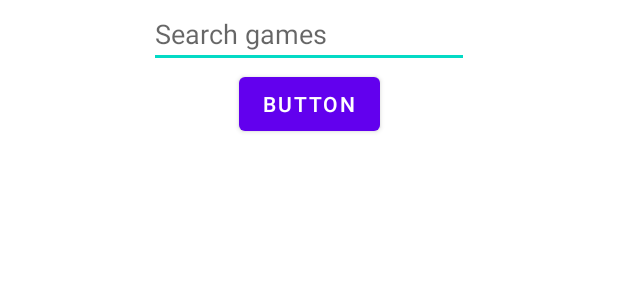
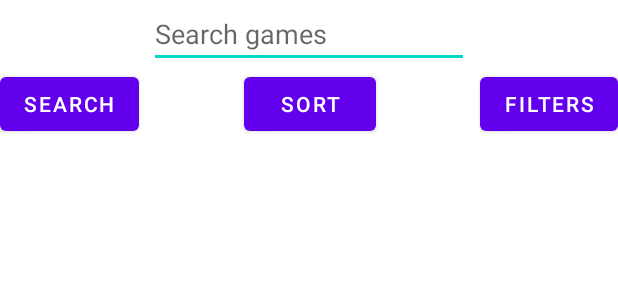
Before and after one commit to AndreaLandriscina/GameStorm-2.0, an Android app: the layout fragment_search.xml on its own in the app's theme, with its tools: preview values and no code run, on a phone screen of 412 x 824 dp. Shown: the top 300 px of the screen. Run offline under Robolectric (Android 15) with nearby library versions, the phone set to English and light mode, and no system bars.

Commit message:
Query funzionano correttamente con il nuovo approccio. Aggiunto un sorting "lite". Aggiunta textview dove mostrare all'utente il numero dei risultati della ricerca (da adattare ai filtri). Corretti i bug grafici: recyclerview che intersecava bottomnavigationbar.

```diff
--- a/app/src/main/res/layout/fragment_search.xml
+++ b/app/src/main/res/layout/fragment_search.xml
@@ -8,7 +8,7 @@
 
 
     <EditText
-        android:id="@+id/game_name"
+        android:id="@+id/game_name_ET"
         android:layout_width="wrap_content"
         android:layout_height="wrap_content"
         android:ems="10"
@@ -19,26 +19,49 @@
         app:layout_constraintTop_toTopOf="parent" />
 
     <Button
-        android:id="@+id/search"
+        android:id="@+id/search_B"
         android:layout_width="wrap_content"
         android:layout_height="wrap_content"
-        android:text="Button"
+        android:text="Search"
+        app:layout_constraintStart_toStartOf="parent"
+        app:layout_constraintTop_toBottomOf="@+id/game_name_ET" />
+
+    <Button
+        android:id="@+id/sorting_B"
+        android:layout_width="wrap_content"
+        android:layout_height="wrap_content"
+        android:text="Sort"
+        app:layout_constraintEnd_toStartOf="@+id/filters_B"
+        app:layout_constraintStart_toEndOf="@+id/search_B"
+        app:layout_constraintTop_toBottomOf="@+id/game_name_ET" />
+
+    <Button
+        android:id="@+id/filters_B"
+        android:layout_width="wrap_content"
+        android:layout_height="wrap_content"
+        android:text="Filters"
         app:layout_constraintEnd_toEndOf="parent"
-        app:layout_constraintStart_toStartOf="parent"
-        app:layout_constraintTop_toBottomOf="@+id/game_name" />
+        app:layout_constraintTop_toBottomOf="@+id/game_name_ET" />
 
     <androidx.recyclerview.widget.RecyclerView
-        android:id="@+id/gamesRV"
-        android:layout_width="409dp"
-        android:layout_height="636dp"
-        android:layout_marginStart="1dp"
-        android:layout_marginTop="1dp"
-        android:layout_marginEnd="1dp"
-        android:layout_marginBottom="1dp"
+        android:id="@+id/games_RV"
+        android:layout_width="match_parent"
+        android:layout_height="match_parent"
+        android:layout_marginTop="120dp"
         app:layout_constraintBottom_toBottomOf="parent"
         app:layout_constraintEnd_toEndOf="parent"
         app:layout_constraintStart_toStartOf="parent"
-        app:layout_constraintTop_toBottomOf="@+id/search" />
+        app:layout_constraintTop_toBottomOf="@+id/sorting_B" />
 
+    <TextView
+        android:id="@+id/number_of_results_TV"
+        android:layout_width="wrap_content"
+        android:layout_height="wrap_content"
+        android:layout_marginBottom="32dp"
+        android:text=""
+        app:layout_constraintBottom_toTopOf="@+id/games_RV"
+        app:layout_constraintStart_toStartOf="parent"
+        app:layout_constraintTop_toBottomOf="@+id/search_B"
+        app:layout_constraintVertical_bias="0.0" />
 
 </androidx.constraintlayout.widget.ConstraintLayout>
--- a/app/src/main/res/layout/game_card_item.xml
+++ b/app/src/main/res/layout/game_card_item.xml
@@ -5,7 +5,7 @@
     android:layout_height="120dp"
     xmlns:app="http://schemas.android.com/apk/res-auto"
     android:layout_gravity="center"
-    android:layout_margin="32dp"
+    android:layout_margin="16dp"
     app:cardCornerRadius="5dp"
     app:cardElevation="5dp">
 
@@ -16,13 +16,13 @@
         android:orientation="vertical">
 
         <ImageView
-            android:id="@+id/card_game_image"
+            android:id="@+id/card_game_image_IV"
             android:layout_width="100dp"
             android:layout_height="100dp"
             android:layout_gravity="center"/>
 
         <TextView
-            android:id="@+id/card_game_name"
+            android:id="@+id/card_game_name_TV"
             android:layout_width="match_parent"
             android:layout_height="wrap_content"
             android:text="ciao"
--- a/app/src/main/res/navigation/nav_graph.xml
+++ b/app/src/main/res/navigation/nav_graph.xml
@@ -37,10 +37,11 @@
         <action
             android:id="@+id/action_searchFragment_to_gameActivity"
             app:destination="@id/gameActivity" />
+
     </fragment>
     <activity
         android:id="@+id/gameActivity"
-        android:name="com.example.gamestorm.GameActivity"
+        android:name="com.example.gamestorm.ui.GameActivity"
         android:label="activity_game"
         tools:layout="@layout/activity_game" />
 </navigation>
```
Also changed, not shown: app/src/main/java/com/example/gamestorm/GameData.java (deleted, +0 -40 lines), app/src/main/java/com/example/gamestorm/GameInfo.java (deleted, +0 -134 lines), app/src/main/java/com/example/gamestorm/Model/GameApiResponse.java (+30 -7 lines), app/src/main/java/com/example/gamestorm/ui/GameAdapter.java (renamed from app/src/main/java/com/example/gamestorm/GameAdapter.java, +12 -13 lines), app/src/main/java/com/example/gamestorm/ui/SearchFragment.java (+143 -43 lines), app/src/main/res/layout/activity_main.xml (+2 -5 lines).
